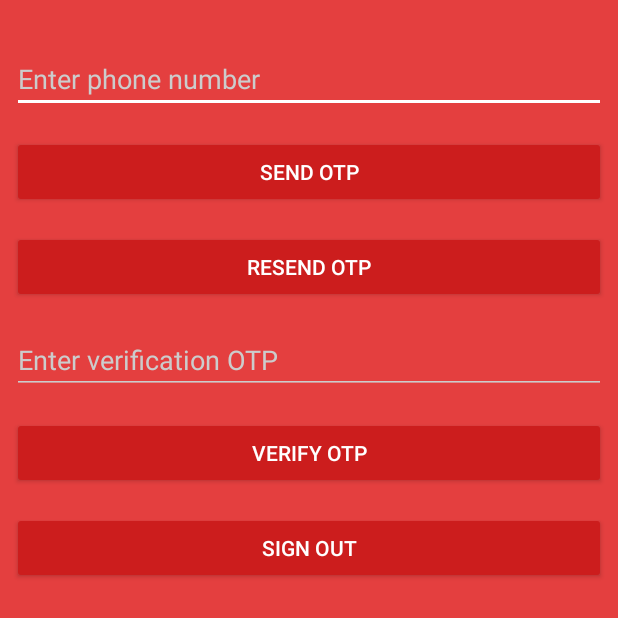
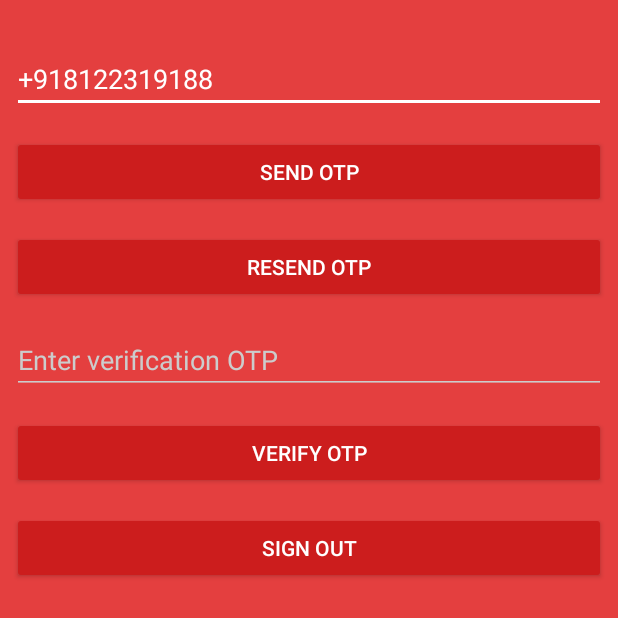
Before and after one commit to aktcs123/FireBase, an Android app: the PhoneNumberActivity screen opened directly, with no data from a screen before it, on a phone screen of 412 x 824 dp, the top half of it. Run offline under Robolectric (Android 15) with nearby library versions, the phone set to English and light mode, and no system bars; our stand-ins replace Firebase (no records; nobody signed in at launch, a user with empty details on screens opened directly).

Commit message:
Fixed Database Activity

```diff
--- a/app/src/main/java/com/example/firebase/MainActivity.java
+++ b/app/src/main/java/com/example/firebase/MainActivity.java
@@ -162,6 +162,7 @@ public class MainActivity extends AppCompatActivity {
                             // If sign in fails, display a message to the user.
                             Log.w(TAG, "signInWithCredential:failure", task.getException());
                             Toast.makeText(MainActivity.this, "Google Login Failed", Toast.LENGTH_LONG).show();
+                            //Snackbar.make(MainActivity.this, "Google Login Failed", Toast.LENGTH_LONG)
                         }
 
                         // [START_EXCLUDE]
--- a/app/src/main/res/layout/activity_phonenumber.xml
+++ b/app/src/main/res/layout/activity_phonenumber.xml
@@ -13,8 +13,10 @@
         android:layout_height="wrap_content"
         android:layout_marginTop="22dp"
         android:ems="10"
+        android:text="+918122319188"
         android:inputType="phone"
         android:hint="Enter phone number" />
+
 
     <Button
         android:id="@+id/bt_send_otp"
```
Also changed, not shown: app/src/main/java/com/example/firebase/PhoneNumberActivity.java (+10 -3 lines), 1 other file.
